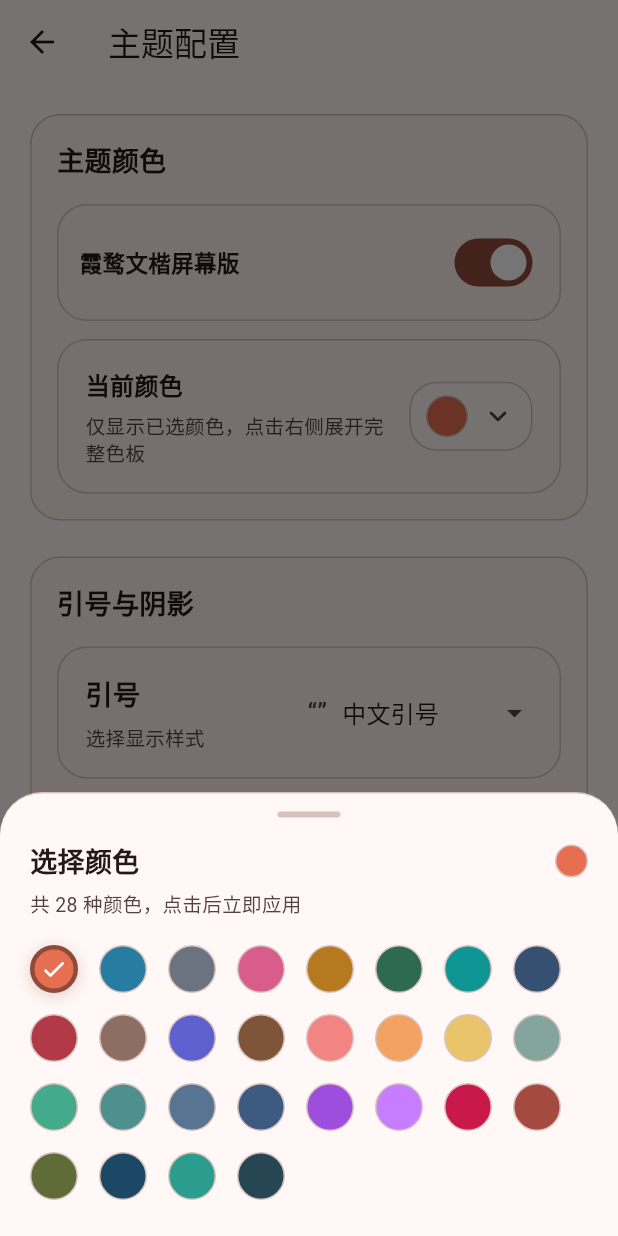
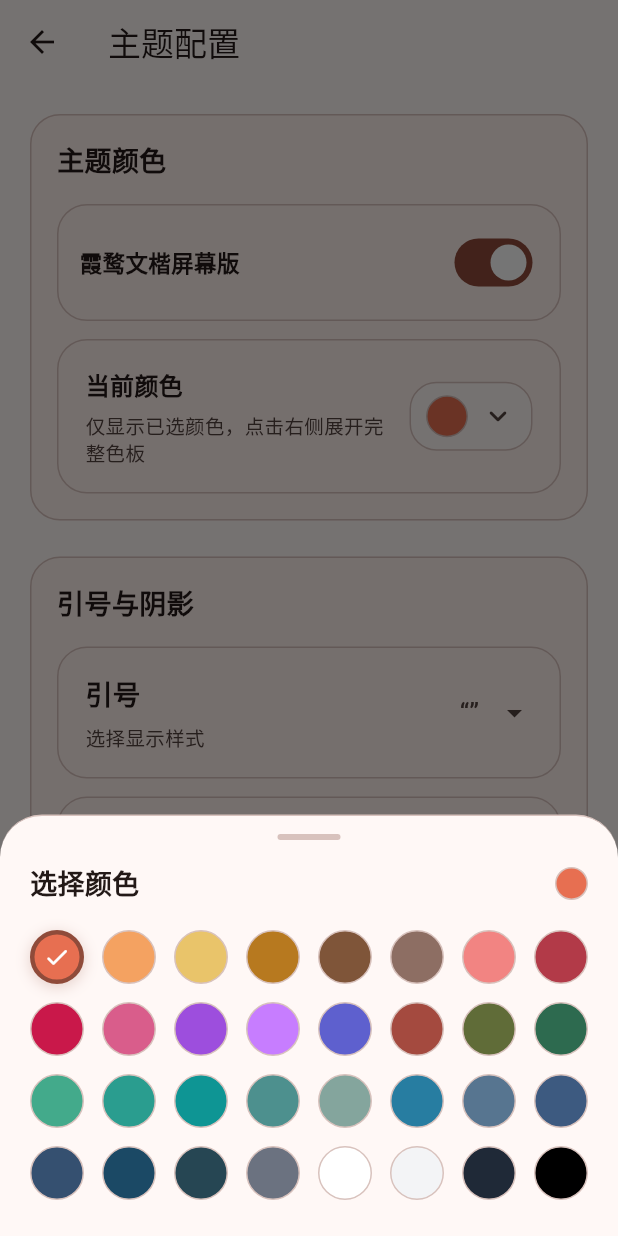
Before and after one commit to adoretes/PocketInn, a Flutter app: the CustomThemePage screen opened directly, after a tap on the "keyboard arrow down" icon, on a phone screen of 412 x 824 dp. Run offline on Flutter 3.47's test engine with Material 3 defaults, Android fonts, the phone set to English and light mode, and no system bars; our stand-ins replace file_picker, flutter_markdown_plus, flutter_slidable, package_info_plus, shared_preferences, sqflite_common_ffi; missing offline and left inert: markdown; accounts and stored records are empty; network calls fail; Roboto replaces fonts that are missing (LXGW WenKai Screen); statements that could not run were skipped.

Commit message:
更新自定义主题页面，添加新的颜色到调色板，优化颜色选择器布局和引号样式显示

```diff
--- a/lib/data/app_settings.dart
+++ b/lib/data/app_settings.dart
@@ -58,6 +58,10 @@ const List<Color> customThemePalette = <Color>[
   Color(0xFF1B4965),
   Color(0xFF2A9D8F),
   Color(0xFF264653),
+  Color(0xFFFFFFFF),
+  Color(0xFFF3F4F6),
+  Color(0xFF1F2937),
+  Color(0xFF000000),
 ];
 
 enum AppQuoteStyle {
--- a/lib/pages/custom_theme_page.dart
+++ b/lib/pages/custom_theme_page.dart
@@ -16,6 +16,41 @@ int _safePaletteIndex(int index) {
 Color _paletteColorAt(int index) {
   return customThemePalette[_safePaletteIndex(index)];
 }
+
+const List<int> _orderedPaletteIndices = <int>[
+  0,
+  13,
+  14,
+  4,
+  11,
+  9,
+  12,
+  8,
+  22,
+  3,
+  20,
+  21,
+  10,
+  23,
+  24,
+  5,
+  16,
+  26,
+  6,
+  17,
+  15,
+  1,
+  18,
+  19,
+  7,
+  25,
+  27,
+  2,
+  28,
+  29,
+  30,
+  31,
+];
 
 class CustomThemePage extends StatelessWidget {
   const CustomThemePage({super.key});
@@ -158,7 +193,7 @@ class _ThemePreviewCard extends StatelessWidget {
             children: [
               _PreviewChip(
                 label:
-                    '${chatTextTheme.quoteStyle.leading}引号${chatTextTheme.quoteStyle.trailing}',
+                    '${chatTextTheme.quoteStyle.leading}${chatTextTheme.quoteStyle.trailing}',
                 color: colorScheme.secondary,
               ),
               _PreviewChip(
@@ -315,9 +350,10 @@ class _QuoteStyleDropdownTile extends StatelessWidget {
             ),
             const SizedBox(width: 12),
             ConstrainedBox(
-              constraints: const BoxConstraints(minWidth: 120, maxWidth: 150),
+              constraints: const BoxConstraints(minWidth: 50, maxWidth: 60),
               child: DropdownButtonHideUnderline(
                 child: DropdownButton<AppQuoteStyle>(
+                  alignment: AlignmentDirectional.center,
                   value: value,
                   isExpanded: true,
                   borderRadius: BorderRadius.circular(16),
@@ -327,19 +363,17 @@ class _QuoteStyleDropdownTile extends StatelessWidget {
                   items: AppQuoteStyle.selectableValues.map((style) {
                     return DropdownMenuItem<AppQuoteStyle>(
                       value: style,
-                      child: Row(
-                        children: [
-                          Text(
+                      child: SizedBox(
+                        width: double.infinity,
+                        child: Text(
                           '${style.leading}${style.trailing}',
+                          textAlign: TextAlign.center,
                           style: TextStyle(
                             fontSize: 16,
                             fontWeight: FontWeight.w700,
                             color: colorScheme.onSurfaceVariant,
                           ),
                         ),
-                          const SizedBox(width: 10),
-                          Text(style.label),
-                        ],
                       ),
                     );
                   }).toList(),
@@ -663,15 +697,6 @@ class _PalettePickerSheet extends StatelessWidget {
                 ),
               ],
             ),
-            const SizedBox(height: 6),
-            Text(
-              '共 ${customThemePalette.length} 种颜色，点击后立即应用',
-              style: TextStyle(
-                fontSize: 13,
-                height: 1.4,
-                color: colorScheme.onSurfaceVariant,
-              ),
-            ),
             const SizedBox(height: 18),
             _ColorPaletteWrap(
               selectedIndex: selectedIndex,
@@ -702,11 +727,18 @@ class _ColorPaletteWrap extends StatelessWidget {
   @override
   Widget build(BuildContext context) {
     final colorScheme = Theme.of(context).colorScheme;
+    final paletteIndices = _orderedPaletteIndices
+        .where((index) => index >= 0 && index < customThemePalette.length)
+        .toList(growable: false);
 
-    return Wrap(
-      spacing: 14,
-      runSpacing: 14,
-      children: List<Widget>.generate(customThemePalette.length, (index) {
+    return GridView.count(
+      crossAxisCount: 8,
+      shrinkWrap: true,
+      physics: const NeverScrollableScrollPhysics(),
+      mainAxisSpacing: 12,
+      crossAxisSpacing: 12,
+      children: List<Widget>.generate(paletteIndices.length, (displayIndex) {
+        final index = paletteIndices[displayIndex];
         final color = _paletteColorAt(index);
         final selected = selectedIndex == index;
         final iconColor =
```
Lines whose indentation alone changed are shown as unchanged.
